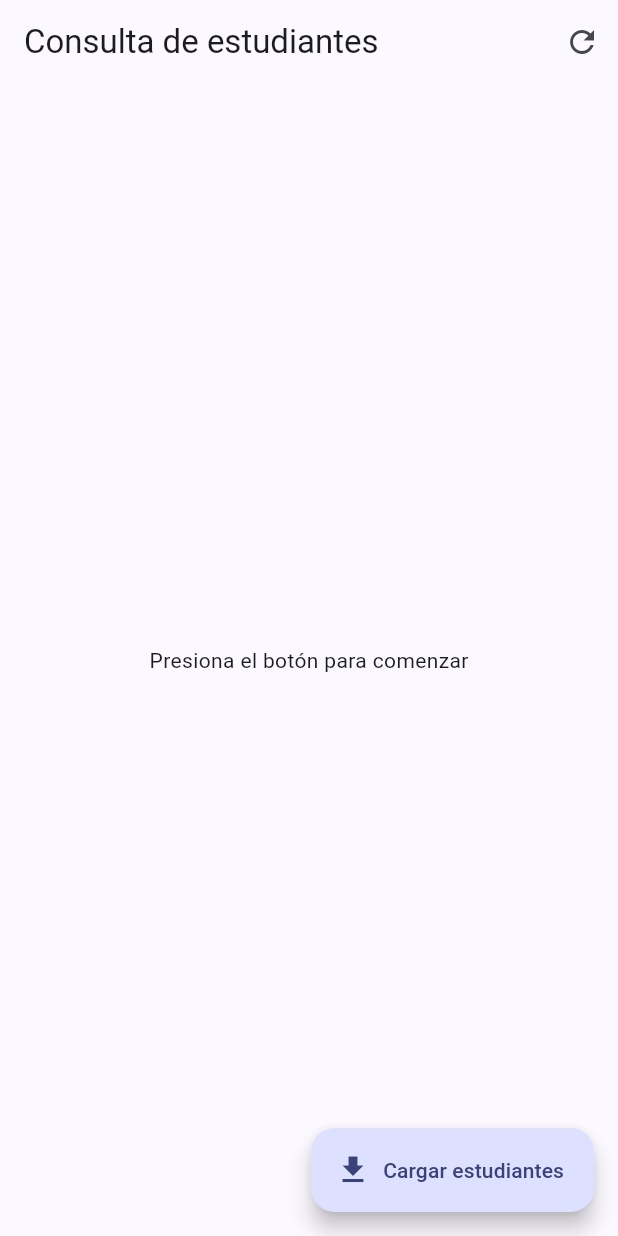
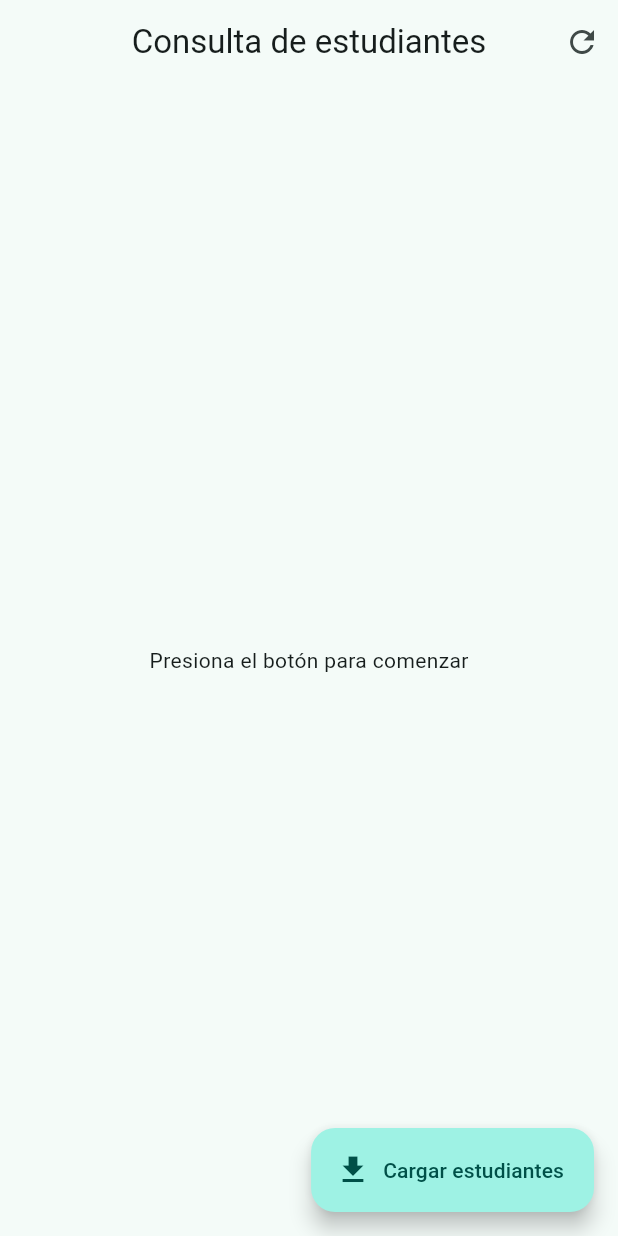
Before and after one commit to MarioSlopez/estudiantes, a Flutter app: the screen it shows after launch, on a phone screen of 412 x 824 dp. Run offline on Flutter 3.47's test engine with Material 3 defaults, Android fonts, the phone set to English and light mode, and no system bars; our stand-ins replace equatable, flutter_bloc.

Commit message:
style: tema Material 3 verde azulado

```diff
--- a/lib/main.dart
+++ b/lib/main.dart
@@ -17,7 +17,11 @@ class MyApp extends StatelessWidget {
     return MaterialApp(
       title: 'Práctica Cubit',
       debugShowCheckedModeBanner: false,
-      theme: ThemeData(colorSchemeSeed: Colors.indigo, useMaterial3: true),
+      theme: ThemeData(
+        colorSchemeSeed: Colors.teal,
+        useMaterial3: true,
+        appBarTheme: const AppBarTheme(centerTitle: true),
+      ),
       home: BlocProvider(
         // Para probar el estado Vacío: EstudianteService(simularVacio: true)
         create: (_) => EstudiantesCubit(const EstudianteService()),
```
